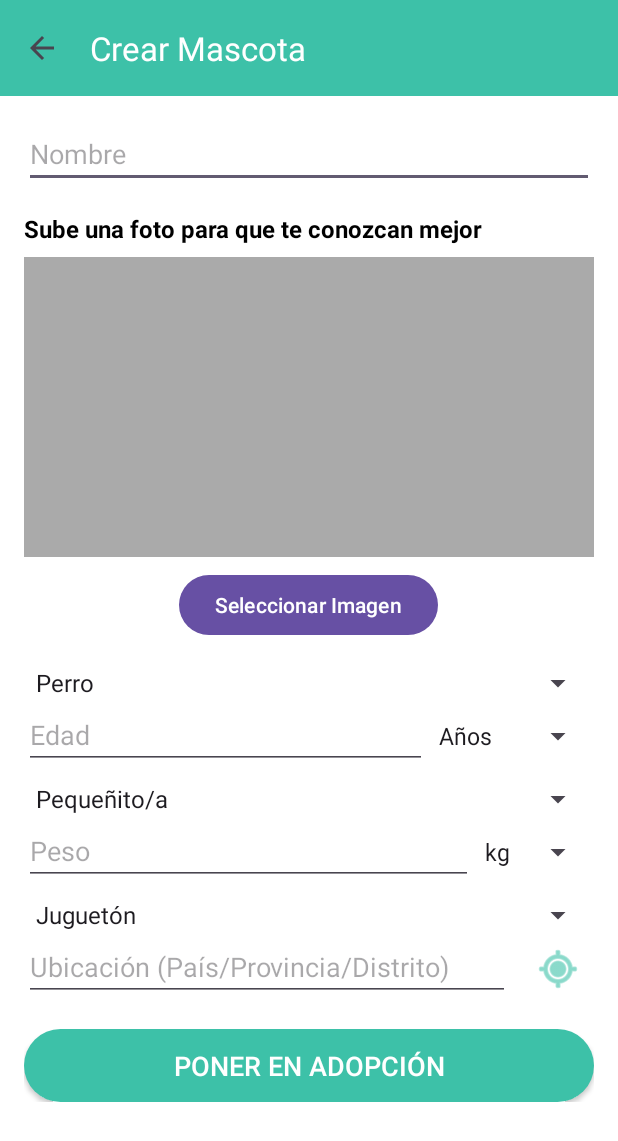
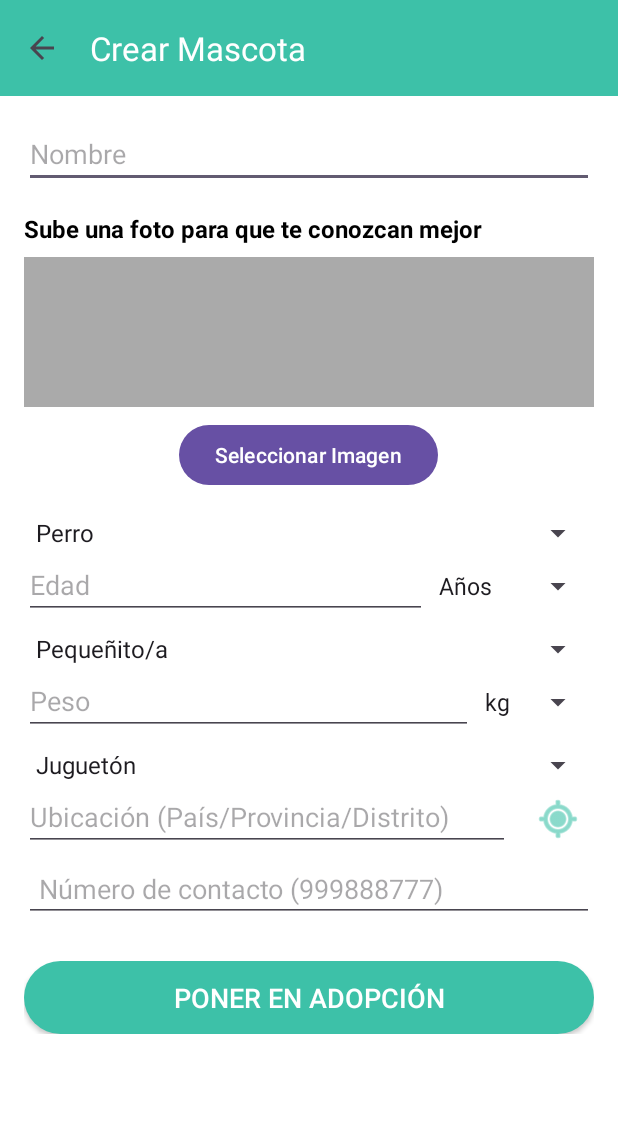
Before and after one commit to BrandoJulca/APPeludos, an Android app: the CreatePetActivity screen opened directly, with no data from a screen before it, on a phone screen of 412 x 824 dp. Shown: the top 1141 px of the screen. Run offline under Robolectric (Android 15) with nearby library versions, the phone set to English and light mode, and no system bars; our stand-ins replace Firebase (no records; nobody signed in at launch, a user with empty details on screens opened directly).

Commit message:
se puede llamar

```diff
--- a/Adopta/APPeludos/app/src/main/java/com/MasterSolutions/appeludos/CreatePetActivity.java
+++ b/Adopta/APPeludos/app/src/main/java/com/MasterSolutions/appeludos/CreatePetActivity.java
@@ -3,7 +3,6 @@ package com.MasterSolutions.appeludos;
 import android.Manifest;
 import android.content.Intent;
 import android.content.pm.PackageManager;
-import android.location.Location;
 import android.net.Uri;
 import android.os.Bundle;
 import android.widget.ArrayAdapter;
@@ -14,7 +13,6 @@ import android.widget.ImageView;
 import android.widget.Spinner;
 import android.widget.Toast;
 
-import androidx.activity.EdgeToEdge;
 import androidx.annotation.NonNull;
 import androidx.annotation.Nullable;
 import androidx.appcompat.app.AppCompatActivity;
@@ -35,7 +33,7 @@ public class CreatePetActivity extends AppCompatActivity {
     private static final int PICK_IMAGE_REQUEST = 1;
     private static final int LOCATION_PERMISSION_REQUEST_CODE = 100;
 
-    private EditText nombre, edad, peso, ubicacion;
+    private EditText nombre, edad, peso, ubicacion, numeroContacto;
     private Spinner especieChooser, edadUnidadChooser, tamañoChooser, pesoUnidadChooser, carácterChooser;
     private ImageView imageView;
     private Button btnAddImage, btnAdd;
@@ -49,7 +47,6 @@ public class CreatePetActivity extends AppCompatActivity {
     @Override
     protected void onCreate(Bundle savedInstanceState) {
         super.onCreate(savedInstanceState);
-        EdgeToEdge.enable(this);
         setContentView(R.layout.activity_create_pet);
 
         // Configurar Toolbar
@@ -69,6 +66,7 @@ public class CreatePetActivity extends AppCompatActivity {
         edad = findViewById(R.id.Edad);
         peso = findViewById(R.id.Peso);
         ubicacion = findViewById(R.id.Ubicación);
+        numeroContacto = findViewById(R.id.numeroContacto); // Nuevo campo
         especieChooser = findViewById(R.id.EspecieChooser);
         edadUnidadChooser = findViewById(R.id.EdadUnidadChooser);
         tamañoChooser = findViewById(R.id.TamañoChooser);
@@ -89,7 +87,7 @@ public class CreatePetActivity extends AppCompatActivity {
 
         btnAdd.setOnClickListener(v -> {
             if (validateInputs()) {
-                savePetData();
+                savePetData(numeroContacto.getText().toString().trim()); // Pasar número de contacto
             }
         });
     }
@@ -137,7 +135,7 @@ public class CreatePetActivity extends AppCompatActivity {
 
         fusedLocationProviderClient.getLastLocation().addOnSuccessListener(location -> {
             if (location != null) {
-                ubicacion.setText("Perú, Lima, Callao"); // Aquí puedes integrar geocodificación inversa si lo deseas
+                ubicacion.setText("Perú, Lima, Callao"); // Simulado
             } else {
                 Toast.makeText(this, "No se pudo obtener la ubicación. Ingresa manualmente.", Toast.LENGTH_SHORT).show();
             }
@@ -176,7 +174,8 @@ public class CreatePetActivity extends AppCompatActivity {
 
     private boolean validateInputs() {
         if (nombre.getText().toString().trim().isEmpty() || edad.getText().toString().trim().isEmpty() ||
-                peso.getText().toString().trim().isEmpty() || ubicacion.getText().toString().trim().isEmpty()) {
+                peso.getText().toString().trim().isEmpty() || ubicacion.getText().toString().trim().isEmpty() ||
+                numeroContacto.getText().toString().trim().isEmpty()) {
             Toast.makeText(this, "Por favor, completa todos los campos.", Toast.LENGTH_SHORT).show();
             return false;
         }
@@ -187,7 +186,7 @@ public class CreatePetActivity extends AppCompatActivity {
         return true;
     }
 
-    private void savePetData() {
+    private void savePetData(String numeroContacto) {
         String imageName = "images/" + System.currentTimeMillis() + ".jpg";
         StorageReference imageRef = storageReference.child(imageName);
 
@@ -204,6 +203,7 @@ public class CreatePetActivity extends AppCompatActivity {
                     petData.put("carácter", carácterChooser.getSelectedItem().toString());
                     petData.put("ubicación", ubicacion.getText().toString().trim());
                     petData.put("imagen", imageUrl);
+                    petData.put("numero_contacto", numeroContacto); // Guardar número de contacto
 
                     firestore.collection("pet")
                             .add(petData)
--- a/Adopta/APPeludos/app/src/main/res/layout/activity_create_pet.xml
+++ b/Adopta/APPeludos/app/src/main/res/layout/activity_create_pet.xml
@@ -57,7 +57,7 @@
             <ImageView
                 android:id="@+id/image1"
                 android:layout_width="match_parent"
-                android:layout_height="200dp"
+                android:layout_height="100dp"
                 android:layout_marginTop="8dp"
                 android:scaleType="centerCrop"
                 android:background="@android:color/darker_gray"
@@ -155,8 +155,18 @@
                     android:src="@android:drawable/ic_menu_mylocation"
                     android:contentDescription="Obtener ubicación"
                     android:scaleType="centerInside"
-                    android:tint="@color/green_pet" />
+                    app:tint="@color/green_pet" />
             </LinearLayout>
+
+            <EditText
+                android:id="@+id/numeroContacto"
+                android:layout_width="match_parent"
+                android:layout_height="wrap_content"
+                android:hint="Número de contacto (999888777)"
+                android:inputType="phone"
+                android:padding="10dp"
+                android:layout_marginBottom="10dp" />
+
 
             <!-- Botón Agregar -->
             <androidx.appcompat.widget.AppCompatButton
--- a/Adopta/APPeludos/app/src/main/res/layout/view_pet_single.xml
+++ b/Adopta/APPeludos/app/src/main/res/layout/view_pet_single.xml
@@ -51,11 +51,11 @@
                 android:orientation="vertical">
 
                 <ImageView
-                    android:id="@+id/btn_wsp"
+                    android:id="@+id/btn_tel"
                     android:layout_width="40dp"
                     android:layout_height="40dp"
                     android:layout_marginBottom="8dp"
-                    android:contentDescription="WhatsApp"
+                    android:contentDescription="Tel"
                     android:src="@android:drawable/stat_notify_chat"
                     app:tint="@color/green_pet" />
 
```
Also changed, not shown: Adopta/APPeludos/app/src/main/java/com/MasterSolutions/appeludos/adapter/PetAdapter.java (+45 -23 lines), Adopta/APPeludos/app/src/main/java/com/MasterSolutions/appeludos/model/Pet.java (+15 -2 lines), 42 other files.
